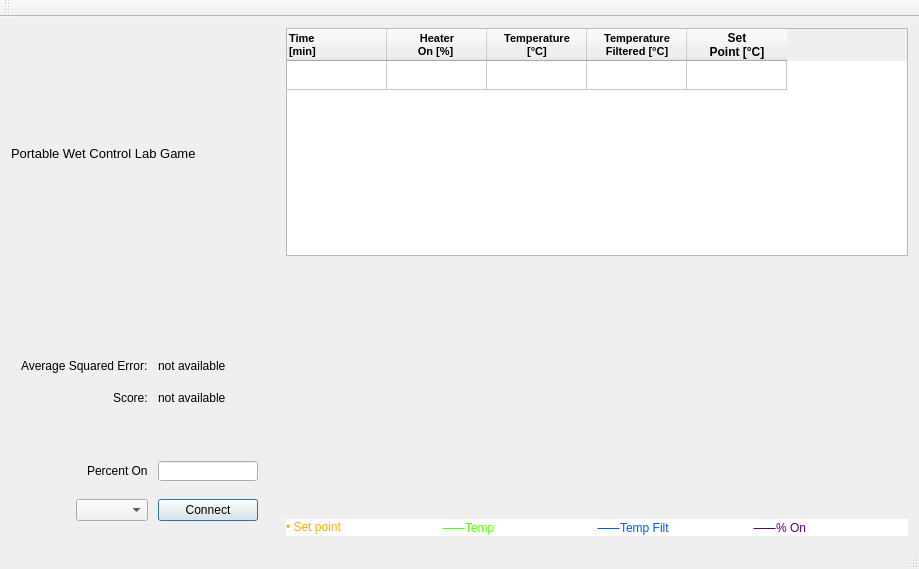
This is mainwindow.ui in AnthonyA28/Qt-PWCL-game as Qt 5 draws it before an edit. The edited form follows.
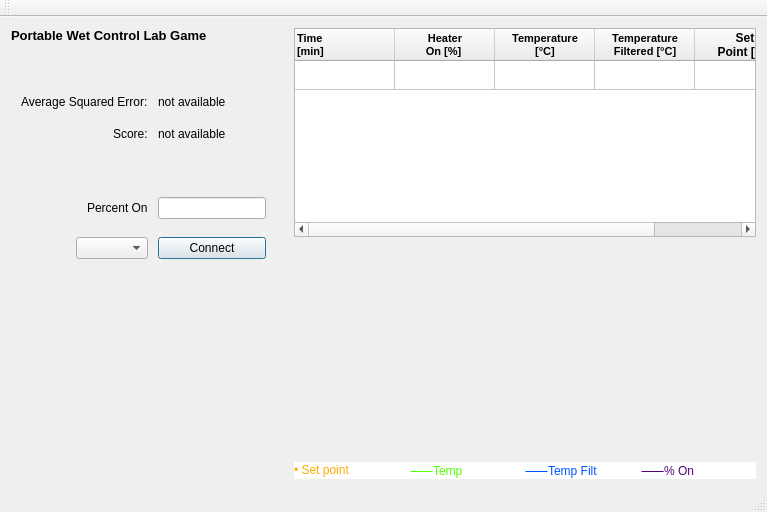
This is the edited form. Icons and pictures are not drawn. Custom widgets are drawn as their Qt base class.

Commit message: Enabled High DPI scaling and made all widgets prefered and non pixel sized

```diff
--- a/mainwindow.ui
+++ b/mainwindow.ui
@@ -6,14 +6,14 @@
    <rect>
     <x>0</x>
     <y>0</y>
-    <width>919</width>
-    <height>569</height>
+    <width>767</width>
+    <height>512</height>
    </rect>
   </property>
   <property name="minimumSize">
    <size>
-    <width>699</width>
-    <height>354</height>
+    <width>600</width>
+    <height>341</height>
    </size>
   </property>
   <property name="windowTitle">
@@ -29,11 +29,14 @@
      <number>18</number>
     </property>
     <item>
-     <layout class="QVBoxLayout" name="verticalLayout">
+     <layout class="QVBoxLayout" name="verticalLayout" stretch="0,0,1">
       <item>
        <widget class="QLabel" name="label_5">
         <property name="text">
-         <string>&lt;html&gt;&lt;head/&gt;&lt;body&gt;&lt;p&gt;&lt;span style=&quot; font-size:10pt;&quot;&gt;Portable Wet Control Lab Game&lt;/span&gt;&lt;/p&gt;&lt;/body&gt;&lt;/html&gt;</string>
+         <string>&lt;html&gt;&lt;head/&gt;&lt;body&gt;&lt;p&gt;&lt;span style=&quot; font-size:10pt; font-weight:600;&quot;&gt;Portable Wet Control Lab Game&lt;/span&gt;&lt;/p&gt;&lt;/body&gt;&lt;/html&gt;</string>
+        </property>
+        <property name="alignment">
+         <set>Qt::AlignJustify|Qt::AlignVCenter</set>
         </property>
        </widget>
       </item>
@@ -131,12 +134,6 @@
         </item>
         <item row="4" column="0">
          <widget class="QLabel" name="label">
-          <property name="maximumSize">
-           <size>
-            <width>220</width>
-            <height>16777215</height>
-           </size>
-          </property>
           <property name="font">
            <font>
             <pointsize>9</pointsize>
@@ -148,14 +145,7 @@
          </widget>
         </item>
         <item row="4" column="1">
-         <widget class="QLineEdit" name="percentOnInput">
-          <property name="maximumSize">
-           <size>
-            <width>100</width>
-            <height>20</height>
-           </size>
-          </property>
-         </widget>
+         <widget class="QLineEdit" name="percentOnInput"/>
         </item>
         <item row="5" column="0">
          <widget class="QComboBox" name="portComboBox">
@@ -181,12 +171,6 @@
             <height>0</height>
            </size>
           </property>
-          <property name="maximumSize">
-           <size>
-            <width>120</width>
-            <height>16777215</height>
-           </size>
-          </property>
           <property name="font">
            <font>
             <pointsize>9</pointsize>
@@ -202,10 +186,26 @@
         </item>
        </layout>
       </item>
+      <item>
+       <spacer name="verticalSpacer">
+        <property name="orientation">
+         <enum>Qt::Vertical</enum>
+        </property>
+        <property name="sizeHint" stdset="0">
+         <size>
+          <width>20</width>
+          <height>40</height>
+         </size>
+        </property>
+       </spacer>
+      </item>
      </layout>
     </item>
     <item>
      <layout class="QVBoxLayout" name="verticalLayout_3" stretch="1,0,1,0">
+      <property name="spacing">
+       <number>0</number>
+      </property>
       <item>
        <widget class="QTableWidget" name="outputTable">
         <property name="enabled">
```
Left out of the diff: 2 changed lines with no effect on the pictures. The commit also changes 1 other file.
